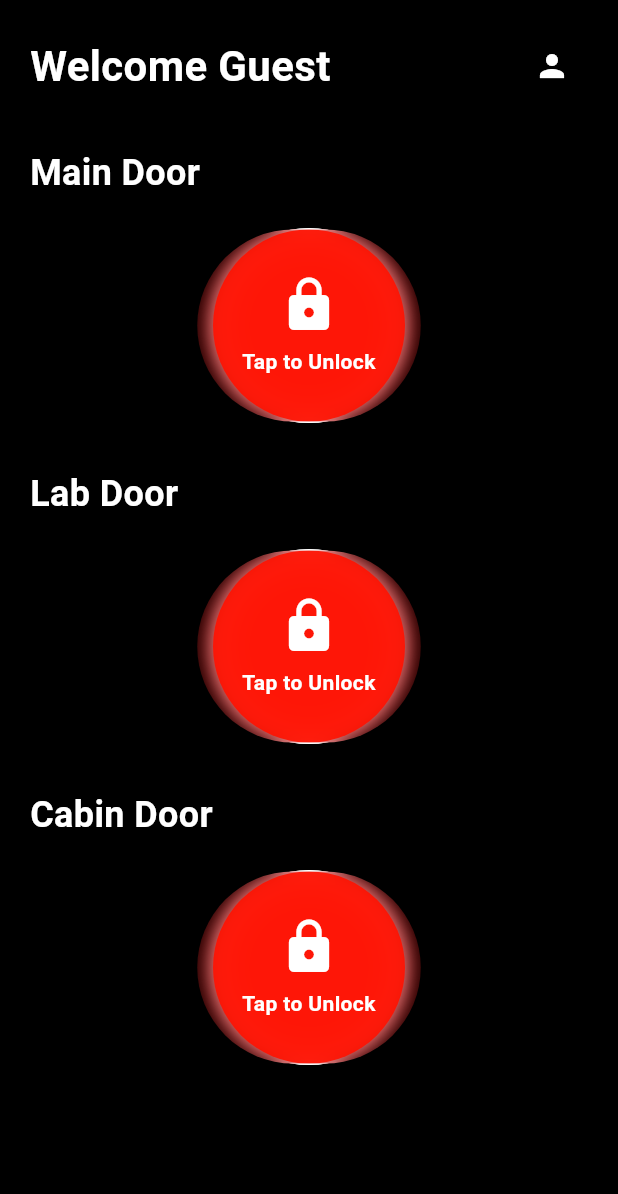
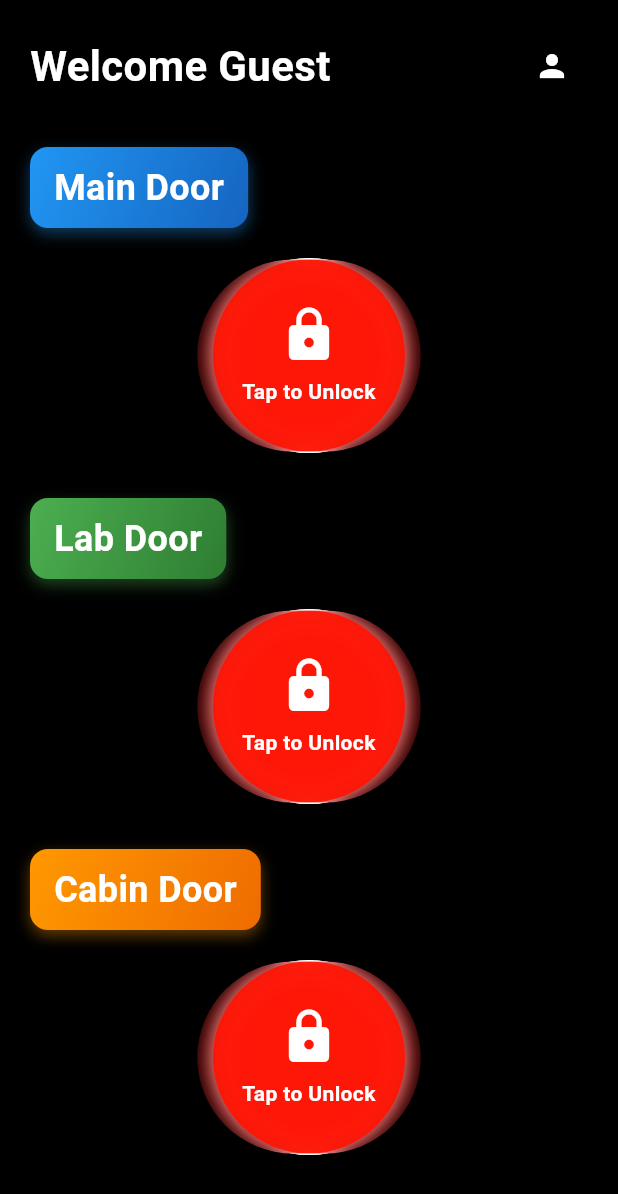
Before and after one commit to dushansineth-design/smdlockapp, a Flutter app: the HomeScreen screen opened by its route, on a phone screen of 412 x 824 dp. Shown: the top 1194 px of the screen. Run offline on Flutter 3.47's test engine with Material 3 defaults, Android fonts, the phone set to English and light mode, and no system bars; our stand-ins replace go_router, shared_preferences; accounts and stored records are empty.

Commit message:
add background color to door names

```diff
--- a/lib/widgets/door_card.dart
+++ b/lib/widgets/door_card.dart
@@ -27,22 +27,71 @@ class _DoorCardState extends State<DoorCard> {
     );
   }
 
+  Color _getDoorColor(String doorName) {
+    switch (doorName) {
+      case "Main Door":
+        return Colors.blue;
+      case "Lab Door":
+        return Colors.green;
+      case "Cabin Door":
+        return Colors.orange;
+      default:
+        return Colors.purple;
+    }
+  }
+
+  Color _getSecondaryDoorColor(String doorName) {
+    switch (doorName) {
+      case "Main Door":
+        return Colors.blue.shade800;
+      case "Lab Door":
+        return Colors.green.shade800;
+      case "Cabin Door":
+        return Colors.orange.shade800;
+      default:
+        return Colors.purple.shade800;
+    }
+  }
+
   @override
   Widget build(BuildContext context) {
     return Column(
       crossAxisAlignment: CrossAxisAlignment.start,
       children: [
-        Text(
-          widget.door.name,
-          style: TextStyle(
-            fontSize: 24,
-            fontWeight: FontWeight.bold,
-            color: Colors.white,
+        // Door name with gradient background
+        Container(
+          decoration: BoxDecoration(
+            gradient: LinearGradient(
+              colors: [
+                _getDoorColor(widget.door.name),
+                _getSecondaryDoorColor(widget.door.name),
+              ],
+              begin: Alignment.topLeft,
+              end: Alignment.bottomRight,
+            ),
+            borderRadius: BorderRadius.circular(12),
+            boxShadow: [
+              BoxShadow(
+                color: _getDoorColor(widget.door.name).withAlpha(100),
+                blurRadius: 8,
+                offset: Offset(0, 4),
+              ),
+            ],
+          ),
+          padding: EdgeInsets.symmetric(horizontal: 16, vertical: 10),
+          child: Text(
+            widget.door.name,
+            style: TextStyle(
+              fontSize: 24,
+              fontWeight: FontWeight.bold,
+              color: Colors.white,
+            ),
           ),
         ),
 
         SizedBox(height: 20),
 
+        // Custom button remains unchanged
         Center(
           child: ClipRRect(
             borderRadius: BorderRadius.circular(100),
```
